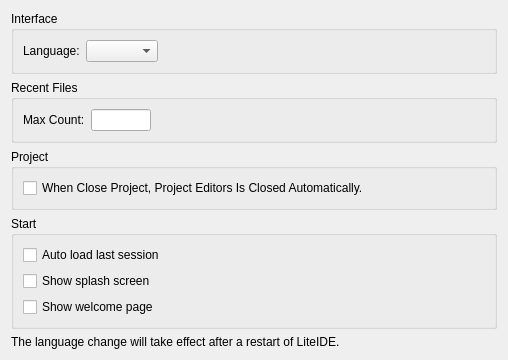
Qt form liteidex/src/liteapp/liteappoption.ui (seanxyh/liteide) before a commit.
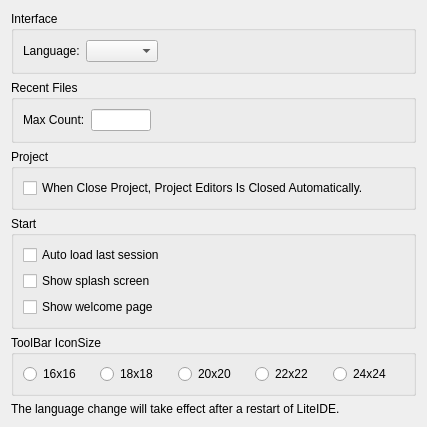
The same form after that commit.

Commit message: option: toolbar icon size

```diff
--- a/liteidex/src/liteapp/liteappoption.ui
+++ b/liteidex/src/liteapp/liteappoption.ui
@@ -6,8 +6,8 @@
    <rect>
     <x>0</x>
     <y>0</y>
-    <width>508</width>
-    <height>320</height>
+    <width>427</width>
+    <height>362</height>
    </rect>
   </property>
   <property name="windowTitle">
@@ -158,6 +158,65 @@
      </layout>
     </widget>
    </item>
+   <item>
+    <widget class="QGroupBox" name="groupBox_5">
+     <property name="title">
+      <string>ToolBar IconSize</string>
+     </property>
+     <layout class="QHBoxLayout" name="horizontalLayout_4">
+      <item>
+       <widget class="QRadioButton" name="radioButton">
+        <property name="text">
+         <string>16x16</string>
+        </property>
+        <attribute name="buttonGroup">
+         <string notr="true">buttonGroup</string>
+        </attribute>
+       </widget>
+      </item>
+      <item>
+       <widget class="QRadioButton" name="radioButton_2">
+        <property name="text">
+         <string>18x18</string>
+        </property>
+        <attribute name="buttonGroup">
+         <string notr="true">buttonGroup</string>
+        </attribute>
+       </widget>
+      </item>
+      <item>
+       <widget class="QRadioButton" name="radioButton_3">
+        <property name="text">
+         <string>20x20</string>
+        </property>
+        <attribute name="buttonGroup">
+         <string notr="true">buttonGroup</string>
+        </attribute>
+       </widget>
+      </item>
+      <item>
+       <widget class="QRadioButton" name="radioButton_4">
+        <property name="text">
+         <string>22x22</string>
+        </property>
+        <attribute name="buttonGroup">
+         <string notr="true">buttonGroup</string>
+        </attribute>
+       </widget>
+      </item>
+      <item>
+       <widget class="QRadioButton" name="radioButton_5">
+        <property name="text">
+         <string>24x24</string>
+        </property>
+        <attribute name="buttonGroup">
+         <string notr="true">buttonGroup</string>
+        </attribute>
+       </widget>
+      </item>
+     </layout>
+    </widget>
+   </item>
    <item>
     <spacer name="verticalSpacer">
      <property name="orientation">
@@ -166,7 +225,7 @@
      <property name="sizeHint" stdset="0">
       <size>
        <width>20</width>
-       <height>208</height>
+       <height>0</height>
       </size>
      </property>
     </spacer>
```
Left out of the diff: 3 changed lines with no effect on the pictures. The commit also changes 9 other files.
